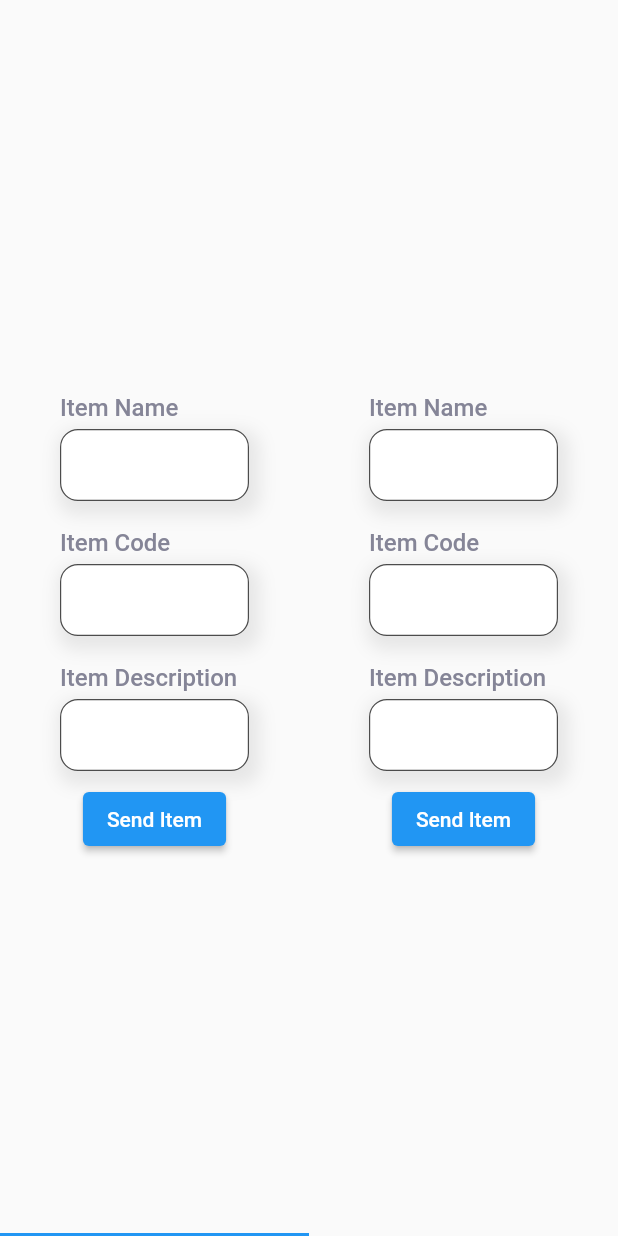
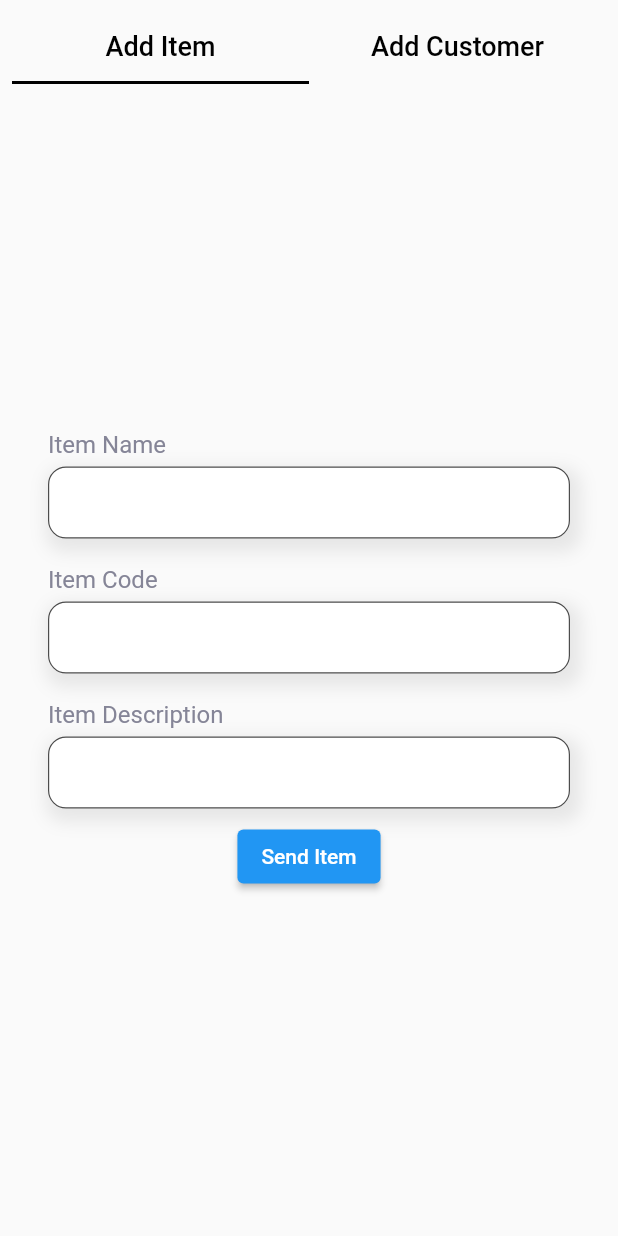
Before and after one commit to Abdulla-Khan/ERP-NEXT, a Flutter app: the HomeView screen opened directly, on a phone screen of 412 x 824 dp. Run offline on Flutter 3.47's test engine with Material 2 defaults, Android fonts, the phone set to English and light mode, and no system bars; our stand-ins replace get.

Commit message:
Resume from Store Branding

```diff
--- a/lib/views/home/home_controller.dart
+++ b/lib/views/home/home_controller.dart
@@ -9,17 +9,24 @@ class HomeController extends GetxController {
   TextEditingController itemCode = TextEditingController();
   TextEditingController itemGroup = TextEditingController();
   TextEditingController description = TextEditingController();
+  TextEditingController customerName = TextEditingController();
+  var a = Get.arguments;
+  @override
+  onInit() {
+    print(a);
+    super.onInit();
+  }
 
   sendCustomer() async {
     var headers = {
       'Content-Type': 'application/json',
       'Cookie':
-          'full_name=Administrator; sid=9fdd1915e7f159643407c73d0752cbe4c54f4d4d6f621e155e819281; system_user=yes; user_id=Administrator; user_image='
+          'full_name=Administrator; $a; system_user=yes; user_id=Administrator; user_image='
     };
     var request = http.Request(
         'POST', Uri.parse('http://demo.cubezix.com:85/api/resource/Customer'));
     request.body = json.encode({
-      "customer_name": "Ahmed Khan",
+      "customer_name": customerName.text,
       "customer_group": "Individual",
       "customer_type": "Company",
       "company": "Square Zix Digital Marketing",
@@ -30,26 +37,25 @@ class HomeController extends GetxController {
     http.StreamedResponse response = await request.send();
 
     if (response.statusCode == 200) {
-      print(await response.stream.bytesToString());
+      customerName.clear();
     } else {
       print(response.reasonPhrase);
     }
   }
 
   sendItem() async {
-    print('send');
     var headers = {
       'Content-Type': 'application/json',
       'Cookie':
-          'full_name=Administrator; sid=9fdd1915e7f159643407c73d0752cbe4c54f4d4d6f621e155e819281; system_user=yes; user_id=Administrator; user_image='
+          'full_name=Administrator; $a; system_user=yes; user_id=Administrator; user_image='
     };
     var request = http.Request(
         'POST', Uri.parse('http://demo.cubezix.com:85/api/resource/Item'));
     request.body = json.encode({
-      "item_name": "${itemName.text}",
-      "item_code": "${itemCode.text}",
+      "item_name": itemName.text,
+      "item_code": itemCode.text,
       "item_group": "All Item Groups",
-      "description": "${description.text}",
+      "description": description.text,
       "default_warehouse": "Stores - VAR",
       "is_stock_item": 1,
       "is_sales_item": 1,
@@ -61,13 +67,17 @@ class HomeController extends GetxController {
     http.StreamedResponse response = await request.send();
 
     if (response.statusCode == 200) {
-      print(await response.stream.bytesToString());
+      itemCode.clear();
+      itemName.clear();
+      description.clear();
     } else {
       print(response.reasonPhrase);
     }
   }
 }
-
+// Testing Item 001
+// Testing Item Code 001
+// Testing Item Description 001
 
 // Administrator
 // cubezix@2023
--- a/lib/views/home/home_view.dart
+++ b/lib/views/home/home_view.dart
@@ -8,23 +8,41 @@ class HomeView extends StatelessWidget {
 
   @override
   Widget build(BuildContext context) {
-    return Scaffold(
-      // bottomSheet: TabBar(
-
-      // ),
-      body: GetBuilder<HomeController>(
+    return DefaultTabController(
+      length: 2,
+      child: Scaffold(
+        body: Padding(
+          padding: const EdgeInsets.all(8.0),
+          child: Column(
+            crossAxisAlignment: CrossAxisAlignment.start,
+            children: [
+              const TabBar(
+                indicatorColor: Colors.black,
+                indicatorWeight: 2,
+                tabs: [
+                  Tab(
+                    child: Text('Add Item',
+                        style: TextStyle(fontSize: 18, color: Colors.black)),
+                  ),
+                  Tab(
+                    child: Text('Add Customer',
+                        style: TextStyle(fontSize: 18, color: Colors.black)),
+                  ),
+                ],
+              ),
+              Expanded(
+                child: GetBuilder<HomeController>(
                     init: Get.put<HomeController>(HomeController()),
                     builder: (HomeController controller) {
-            return DefaultTabController(
-              length: 2,
-              child: TabBar(tabs: [
+                      return TabBarView(children: [
                         Column(
                             mainAxisAlignment: MainAxisAlignment.center,
                             crossAxisAlignment: CrossAxisAlignment.center,
                             children: [
                               textFeild('Item Name', controller.itemName),
                               textFeild('Item Code', controller.itemCode),
-                      textFeild('Item Description', controller.description),
+                              textFeild(
+                                  'Item Description', controller.description),
                               ElevatedButton(
                                   onPressed: () {
                                     controller.sendItem();
@@ -35,18 +53,21 @@ class HomeView extends StatelessWidget {
                             mainAxisAlignment: MainAxisAlignment.center,
                             crossAxisAlignment: CrossAxisAlignment.center,
                             children: [
-                      textFeild('Item Name', controller.itemName),
-                      textFeild('Item Code', controller.itemCode),
-                      textFeild('Item Description', controller.description),
+                              textFeild(
+                                  'Customer Name', controller.customerName),
                               ElevatedButton(
                                   onPressed: () {
-                            controller.sendItem();
+                                    controller.sendCustomer();
                                   },
-                          child: const Text('Send Item'))
+                                  child: const Text('Send Customer'))
                             ])
-              ]),
-            );
+                      ]);
                     }),
+              )
+            ],
+          ),
+        ),
+      ),
     );
   }
 }
--- a/pubspec.yaml
+++ b/pubspec.yaml
@@ -2,7 +2,7 @@ name: erp_next
 description: A new Flutter project.
 # The following line prevents the package from being accidentally published to
 # pub.dev using `flutter pub publish`. This is preferred for private packages.
-publish_to: 'none' # Remove this line if you wish to publish to pub.dev
+publish_to: "none" # Remove this line if you wish to publish to pub.dev
 
 # The following defines the version and build number for your application.
 # A version number is three numbers separated by dots, like 1.2.43
@@ -19,7 +19,7 @@ publish_to: 'none' # Remove this line if you wish to publish to pub.dev
 version: 1.0.0+1
 
 environment:
-  sdk: '>=2.19.6 <3.0.0'
+  sdk: ">=2.19.2 <3.0.0"
 
 # Dependencies specify other packages that your package needs in order to work.
 # To automatically upgrade your package dependencies to the latest versions
@@ -30,7 +30,6 @@ environment:
 dependencies:
   flutter:
     sdk: flutter
-
 
   # The following adds the Cupertino Icons font to your application.
   # Use with the CupertinoIcons class for iOS style icons.
@@ -54,7 +53,6 @@ dev_dependencies:
 
 # The following section is specific to Flutter packages.
 flutter:
-
   # The following line ensures that the Material Icons font is
   # included with your application, so that you can use the icons in
   # the material Icons class.
```
Also changed, not shown: lib/views/auth/auth_controller.dart (+9 -1 lines), pubspec.lock, 1 other file. Lines whose indentation alone changed are shown as unchanged.
